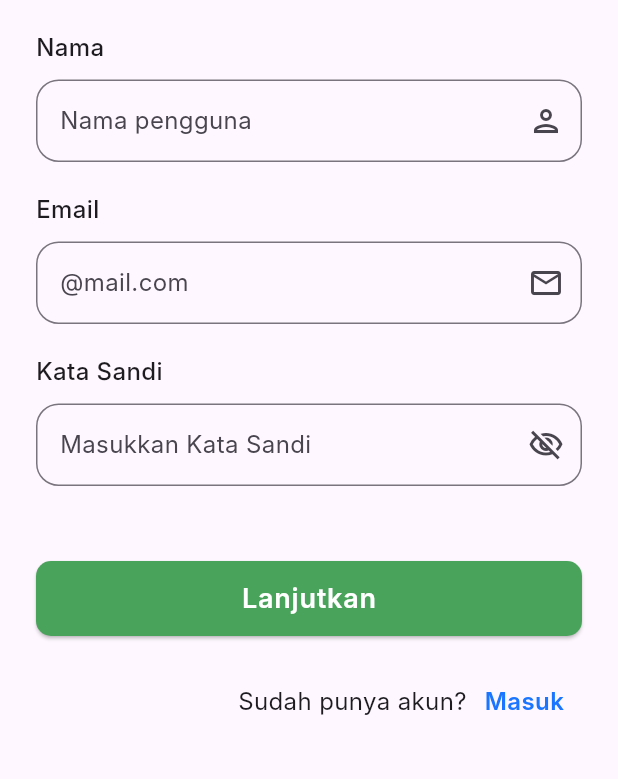
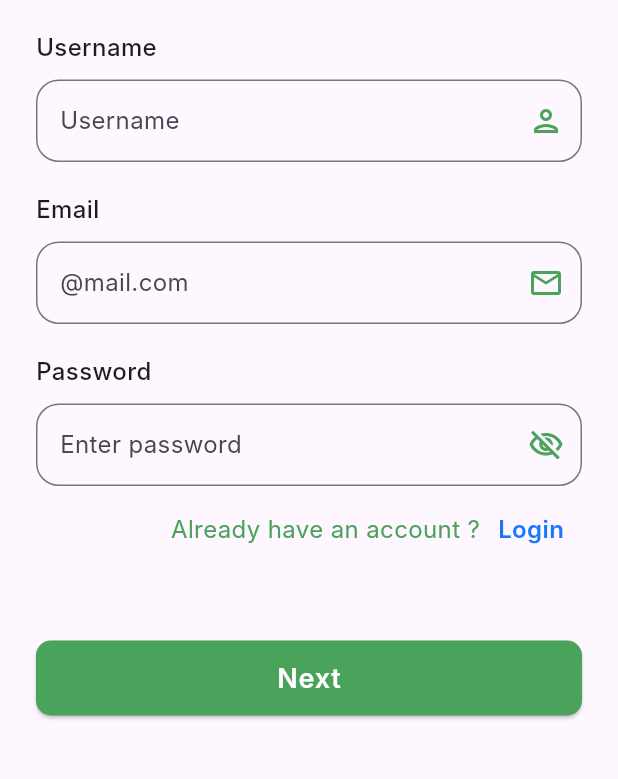
Before and after one commit to msarifin29/budget-in, a Flutter app: the RegisterPage screen opened by its route, on a phone screen of 412 x 824 dp, the part 354-1133 px from its top. Run offline on Flutter 3.47's test engine with Material 3 defaults, Android fonts, the light colour scheme and no system bars; our stand-ins replace bloc, dartz, equatable, firebase_core, flutter_bloc, flutter_svg and 2 more; accounts and stored records are empty; generated files the repository leaves out were written again; Roboto replaces fonts that are missing (Inter); project files that could hold a hidden picture were left out.

Commit message:
refactor (ui): login and register

```diff
--- /dev/null
+++ b/devtools_options.yaml
@@ -0,0 +1 @@
+extensions:
--- a/lib/core/common_widgets/form_widget.dart
+++ b/lib/core/common_widgets/form_widget.dart
@@ -14,6 +14,7 @@ class FormWidget extends StatelessWidget {
     this.obscureText = false,
     this.maxLines = 1,
     this.keyboardType,
+    this.hintStyle,
   });
 
   final String title;
@@ -25,6 +26,7 @@ class FormWidget extends StatelessWidget {
   final TextEditingController controller;
   final int maxLines;
   final TextInputType? keyboardType;
+  final TextStyle? hintStyle;
 
   @override
   Widget build(BuildContext context) {
@@ -47,6 +49,7 @@ class FormWidget extends StatelessWidget {
               ),
             ),
             hintText: hint,
+            hintStyle: hintStyle,
             suffixIcon: icon,
             prefixIcon: prefixIcon,
           ),
--- a/lib/core/config/route.dart
+++ b/lib/core/config/route.dart
@@ -5,6 +5,7 @@ import 'package:flutter/material.dart';
 class RouteName {
   // Authentication
   static const splashPage = 'splash-page';
+  static const onboardingPage = 'onboarding-page';
   static const loginPage = 'login-page';
   static const registerPage = 'register-page';
   static const submitRegisterPage = 'submit-register-page';
@@ -52,13 +53,6 @@ class AppRoute {
           },
         );
 
-      case SplashPage.routeName:
-        return MaterialPageRoute(
-          builder: (context) {
-            return const SplashPage();
-          },
-        );
-
       case SubmitRegisterPage.routeName:
         return MaterialPageRoute(
           builder: (context) {
--- a/lib/core/helpers/asset.dart
+++ b/lib/core/helpers/asset.dart
@@ -33,4 +33,6 @@ class SvgName {
   static const signout = '${BaseAsset.svg}signout.svg';
   static const view = '${BaseAsset.svg}view.svg';
   static const newExpense = '${BaseAsset.svg}new.svg';
+  static const wallet = '${BaseAsset.svg}wallet.svg';
+  static const bank = '${BaseAsset.svg}bank-circle.svg';
 }
--- a/lib/features/app.dart
+++ b/lib/features/app.dart
@@ -1,5 +1,5 @@
 import 'package:budget_in/core/core.dart';
-import 'package:budget_in/features/authentication/presentation/ui/authentication_ui.dart';
+import 'package:budget_in/features/authentication/authentication.dart';
 import 'package:budget_in/l10n/l10n.dart';
 import 'package:flutter/material.dart';
 
@@ -18,7 +18,7 @@ class App extends StatelessWidget {
       scaffoldMessengerKey: rootScaffoldMessengerKey,
       navigatorKey: navigatorKey,
       onGenerateRoute: AppRoute.generateRoute,
-      home: const SplashPage(),
+      home: const SubmitRegisterPage(),
     );
   }
 }
--- a/lib/features/authentication/presentation/ui/authentication_ui.dart
+++ b/lib/features/authentication/presentation/ui/authentication_ui.dart
@@ -2,7 +2,6 @@ export 'pages/edit_profile_page.dart';
 export 'pages/login_page.dart';
 export 'pages/profile_page.dart';
 export 'pages/register_page.dart';
-export 'pages/splash_page.dart';
 export 'pages/submit_register_page.dart';
 export 'widgets/dialog__image_profile_widget.dart';
 export 'widgets/dialog_profile_widget.dart';
--- a/lib/features/authentication/presentation/ui/pages/login_page.dart
+++ b/lib/features/authentication/presentation/ui/pages/login_page.dart
@@ -2,6 +2,7 @@
 import 'package:budget_in/core/core.dart';
 import 'package:budget_in/features/authentication/authentication.dart';
 import 'package:budget_in/features/expenses/presentation/ui/expenses_ui.dart';
+import 'package:budget_in/l10n/l10n.dart';
 import 'package:flutter/material.dart';
 
 class LoginPage extends StatefulWidget {
@@ -45,10 +46,13 @@ class _LoginPageState extends State<LoginPage> {
                     hint: Strings.inputEmail,
                     controller: emailControl,
                     keyboardType: TextInputType.emailAddress,
-                    icon: const Icon(Icons.email_outlined),
+                    icon: const Icon(
+                      Icons.email_outlined,
+                      color: ColorApp.green,
+                    ),
                     validator: (value) {
                       if (value == null || value == '') {
-                        return Strings.emptyEmail;
+                        return context.l10n.empty_email;
                       }
                       return null;
                     },
@@ -58,8 +62,8 @@ class _LoginPageState extends State<LoginPage> {
                     valueListenable: isObscureText,
                     builder: (context, value, _) {
                       return FormWidget(
-                        title: Strings.password,
-                        hint: Strings.inputPassword,
+                        title: context.l10n.password,
+                        hint: context.l10n.input_password,
                         controller: passwordControl,
                         icon: IconButton(
                           onPressed: () {
@@ -75,26 +79,13 @@ class _LoginPageState extends State<LoginPage> {
                         obscureText: isObscureText.value,
                         validator: (value) {
                           if (value == null || value == '') {
-                            return Strings.emptyPassword;
-                          } else if (value.length < 8) {
-                            return Strings.passwordToShort;
+                            return context.l10n.empty_password;
+                          } else if (value.length < 6) {
+                            return context.l10n.password_to_short;
                           }
                           return null;
                         },
                       );
-                    },
-                  ),
-                  const SizedBox(height: 75),
-                  PrimaryButton(
-                    text: Strings.signIn,
-                    onPressed: () {
-                      if (globalKey.currentState!.validate()) {
-                        Navigator.pushNamedAndRemoveUntil(
-                          context,
-                          DashboardPage.routeName,
-                          (route) => false,
-                        );
-                      }
                     },
                   ),
                 ],
@@ -108,9 +99,9 @@ class _LoginPageState extends State<LoginPage> {
                 Row(
                   mainAxisAlignment: MainAxisAlignment.end,
                   children: [
-                    const Text(Strings.alreadyAccount),
+                    Text(context.l10n.have_account),
                     PrimaryTextButton(
-                      text: Strings.createAccount,
+                      text: context.l10n.new_account,
                       onPressed: () {
                         Navigator.pushNamedAndRemoveUntil(
                           context,
@@ -121,12 +112,24 @@ class _LoginPageState extends State<LoginPage> {
                     ),
                   ],
                 ),
-                const SizedBox(height: 10),
                 PrimaryTextButton(
-                  text: Strings.forgotPassword,
+                  text: context.l10n.forgot_password,
                   onPressed: () {},
                 ),
               ],
+            ),
+            const SizedBox(height: 100),
+            PrimaryButton(
+              text: context.l10n.login,
+              onPressed: () {
+                if (globalKey.currentState!.validate()) {
+                  Navigator.pushNamedAndRemoveUntil(
+                    context,
+                    DashboardPage.routeName,
+                    (route) => false,
+                  );
+                }
+              },
             ),
           ],
         ),
--- a/lib/features/authentication/presentation/ui/pages/register_page.dart
+++ b/lib/features/authentication/presentation/ui/pages/register_page.dart
@@ -1,5 +1,6 @@
 import 'package:budget_in/core/core.dart';
 import 'package:budget_in/features/authentication/authentication.dart';
+import 'package:budget_in/l10n/l10n.dart';
 import 'package:flutter/material.dart';
 
 class RegisterPage extends StatefulWidget {
@@ -40,10 +41,13 @@ class _RegisterPageState extends State<RegisterPage> {
                 children: [
                   const LogoWidget(),
                   FormWidget(
-                    title: Strings.name,
-                    hint: Strings.inputName,
+                    title: context.l10n.username,
+                    hint: context.l10n.username,
                     controller: nameControl,
-                    icon: const Icon(Icons.person_outlined),
+                    icon: const Icon(
+                      Icons.person_outlined,
+                      color: ColorApp.green,
+                    ),
                     validator: (value) {
                       if (value == null || value == '') {
                         return Strings.emptyName;
@@ -57,10 +61,13 @@ class _RegisterPageState extends State<RegisterPage> {
                     hint: Strings.inputEmail,
                     controller: emailControl,
                     keyboardType: TextInputType.emailAddress,
-                    icon: const Icon(Icons.email_outlined),
+                    icon: const Icon(
+                      Icons.email_outlined,
+                      color: ColorApp.green,
+                    ),
                     validator: (value) {
                       if (value == null || value == '') {
-                        return Strings.emptyEmail;
+                        return context.l10n.empty_email;
                       }
                       return null;
                     },
@@ -70,8 +77,8 @@ class _RegisterPageState extends State<RegisterPage> {
                     valueListenable: isObscureText,
                     builder: (context, value, _) {
                       return FormWidget(
-                        title: Strings.password,
-                        hint: Strings.inputPassword,
+                        title: context.l10n.password,
+                        hint: context.l10n.input_password,
                         controller: passwordControl,
                         icon: IconButton(
                           onPressed: () {
@@ -81,42 +88,34 @@ class _RegisterPageState extends State<RegisterPage> {
                             isObscureText.value
                                 ? Icons.visibility_off_outlined
                                 : Icons.visibility_outlined,
+                            color: ColorApp.green,
                           ),
                         ),
                         obscureText: isObscureText.value,
                         validator: (value) {
                           if (value == null || value == '') {
-                            return Strings.emptyPassword;
-                          } else if (value.length < 8) {
-                            return Strings.passwordToShort;
+                            return context.l10n.empty_password;
+                          } else if (value.length < 6) {
+                            return context.l10n.password_to_short;
                           }
                           return null;
                         },
                       );
                     },
                   ),
-                  const SizedBox(height: 50),
-                  PrimaryButton(
-                    text: Strings.continueText,
-                    onPressed: () {
-                      if (globalKey.currentState!.validate()) {
-                        Navigator.pushNamed(
-                          context,
-                          SubmitRegisterPage.routeName,
-                        );
-                      }
-                    },
-                  ),
                 ],
               ),
             ),
-            const SizedBox(height: 20),
+            const SizedBox(height: 5),
             Row(
               mainAxisAlignment: MainAxisAlignment.end,
               children: [
-                const Text(Strings.alreadyAccount),
+                Text(
+                  context.l10n.have_account,
+                  style: const TextStyle(color: ColorApp.green),
+                ),
                 PrimaryTextButton(
-                  text: Strings.signIn,
+                  text: context.l10n.login,
                   onPressed: () {
                     Navigator.pushNamedAndRemoveUntil(
                       context,
@@ -127,6 +126,18 @@ class _RegisterPageState extends State<RegisterPage> {
                 ),
               ],
             ),
+            const SizedBox(height: 50),
+            PrimaryButton(
+              text: context.l10n.next,
+              onPressed: () {
+                if (globalKey.currentState!.validate()) {
+                  Navigator.pushNamed(
+                    context,
+                    SubmitRegisterPage.routeName,
+                  );
+                }
+              },
+            ),
           ],
         ),
       ),
--- a/lib/l10n/arb/app_en.arb
+++ b/lib/l10n/arb/app_en.arb
@@ -1,5 +1,26 @@
 {
     "@@locale": "en",
     "no": "No",
-    "yes": "Yes"
+    "yes": "Yes",
+    "msg_onboarding": "Build healthy financial habits and control unncessary expenses",
+    "username": "Username",
+    "password": "Password",
+    "input_password": "Enter password",
+    "input_username": "Enter username",
+    "email": "Email",
+    "email_lower": "email",
+    "have_account": "Already have an account ?",
+    "login": "Login",
+    "next": "Next",
+    "balance": "Balance",
+    "cash": "Cash",
+    "submit": "Submit",
+    "forgot_password": "Forgot password",
+    "new_account": "Create new account",
+    "empty_username": "Username can't be empty",
+    "empty_password": "Password can't be empty",
+    "empty_email": "Email can't be empty",
+    "empty_balance": "Minimun balance  2.000",
+    "empty_cash": "Minimun cash 2.000",
+    "password_to_short": "The password must be at least 6 characters long"
 }
--- a/lib/l10n/arb/app_id.arb
+++ b/lib/l10n/arb/app_id.arb
@@ -1,5 +1,26 @@
 {
     "@@locale": "id",
     "no": "Tidak",
-    "yes": "Ya"
+    "yes": "Ya",
+    "msg_onboarding": "Membangun kebiasaan finansial yang sehat dan mengendalikan pengeluaran yang tidak perlu",
+    "username": "Nama pengguna",
+    "password": "Kata sandi",
+    "input_password": "Masukkan kata sandi",
+    "input_username": "Masukkan nama pengguna",
+    "email": "Email",
+    "email_lower": "email",
+    "have_account": "Sudah punya akun ?",
+    "login": "Masuk",
+    "next": "Lanjut",
+    "balance": "Saldo",
+    "cash": "Tunai",
+    "submit": "Kirim",
+    "forgot_password": "Lupa password",
+    "new_account": "Buat akun baru",
+    "empty_username": "Nama tidak boleh kosong",
+    "empty_password": "Kata sandi tidak boleh kosong",
+    "empty_email": "Email tidak boleh kosong",
+    "empty_balance": "Minimal saldo 2.000",
+    "empty_cash": "Minimal uang tunai 2.000",
+    "password_to_short": "Kata sandi min 6 karakter"
 }
```
Also changed, not shown: lib/bootstrap.dart (+7 -1 lines), lib/features/authentication/presentation/ui/pages/onboarding_page.dart (renamed from lib/features/authentication/presentation/ui/pages/splash_page.dart, +8 -7 lines), lib/features/authentication/presentation/ui/pages/submit_register_page.dart (+78 -151 lines), assets/svg/bank-circle.svg (added), assets/svg/wallet.svg (added), 2 other files.
